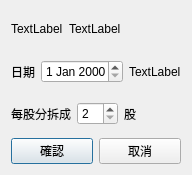
This is QtStockSplitEditDialog.ui in foxking0416/PythonStockPrice as Qt 5 draws it before an edit. The edited form follows.
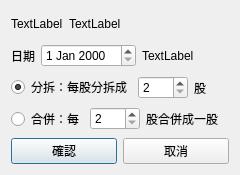
This is the edited form.

Commit message: 讓股票可以分割也可以反分割

```diff
--- a/QtStockSplitEditDialog.ui
+++ b/QtStockSplitEditDialog.ui
@@ -6,19 +6,19 @@
    <rect>
     <x>0</x>
     <y>0</y>
-    <width>192</width>
+    <width>240</width>
     <height>175</height>
    </rect>
   </property>
   <property name="minimumSize">
    <size>
-    <width>192</width>
+    <width>240</width>
     <height>175</height>
    </size>
   </property>
   <property name="maximumSize">
    <size>
-    <width>192</width>
+    <width>240</width>
     <height>175</height>
    </size>
   </property>
@@ -94,19 +94,28 @@
    <item>
     <layout class="QHBoxLayout" name="horizontalLayout">
      <item>
-      <widget class="QLabel" name="label">
+      <widget class="QRadioButton" name="qtSplitRadioButton">
        <property name="text">
-        <string>每股分拆成</string>
+        <string>分拆：每股分拆成</string>
+       </property>
+       <property name="checked">
+        <bool>true</bool>
        </property>
       </widget>
      </item>
      <item>
       <widget class="QSpinBox" name="qtStockSplitSpinBox">
+       <property name="minimumSize">
+        <size>
+         <width>50</width>
+         <height>0</height>
+        </size>
+       </property>
        <property name="minimum">
         <number>2</number>
        </property>
        <property name="maximum">
-        <number>20</number>
+        <number>99</number>
        </property>
       </widget>
      </item>
@@ -132,6 +141,53 @@
      </item>
     </layout>
    </item>
+   <item>
+    <layout class="QHBoxLayout" name="horizontalLayout_6">
+     <item>
+      <widget class="QRadioButton" name="qtMergeRadioButton">
+       <property name="text">
+        <string>合併：每</string>
+       </property>
+      </widget>
+     </item>
+     <item>
+      <widget class="QSpinBox" name="qtStockMergeSpinBox">
+       <property name="minimumSize">
+        <size>
+         <width>50</width>
+         <height>0</height>
+        </size>
+       </property>
+       <property name="minimum">
+        <number>2</number>
+       </property>
+       <property name="value">
+        <number>2</number>
+       </property>
+      </widget>
+     </item>
+     <item>
+      <widget class="QLabel" name="label_4">
+       <property name="text">
+        <string>股合併成一股</string>
+       </property>
+      </widget>
+     </item>
+     <item>
+      <spacer name="horizontalSpacer_2">
+       <property name="orientation">
+        <enum>Qt::Horizontal</enum>
+       </property>
+       <property name="sizeHint" stdset="0">
+        <size>
+         <width>40</width>
+         <height>20</height>
+        </size>
+       </property>
+      </spacer>
+     </item>
+    </layout>
+   </item>
    <item>
     <layout class="QHBoxLayout" name="horizontalLayout_4">
      <item>
```
The commit also changes 2 other files.
